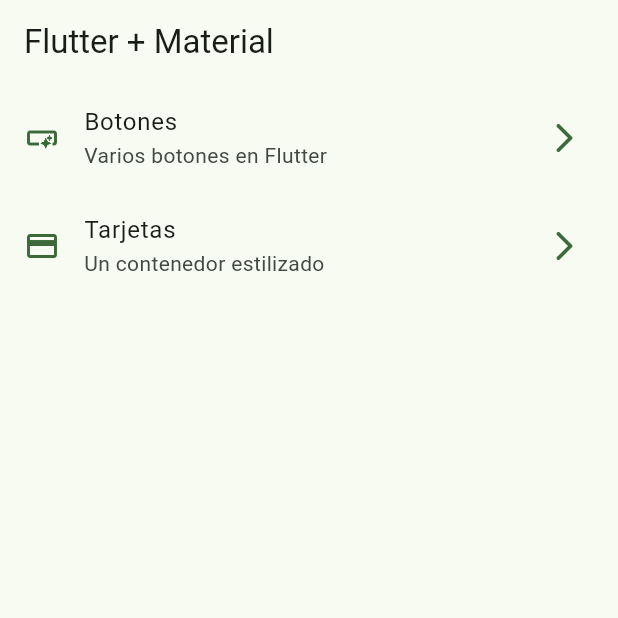
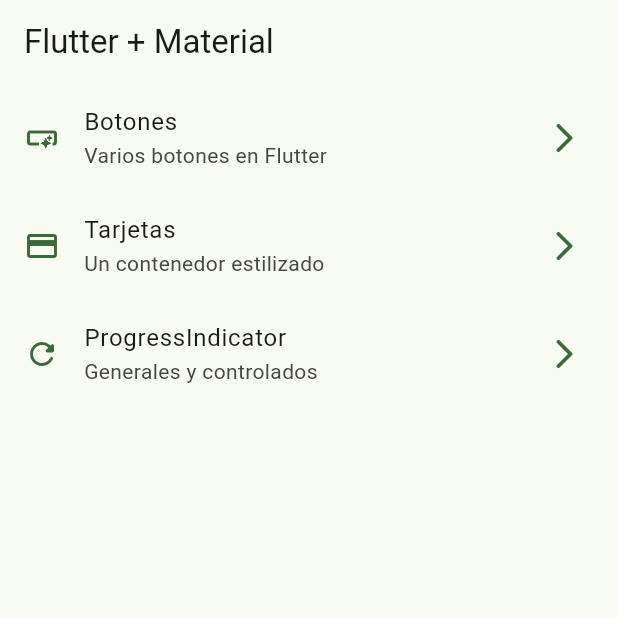
Before and after one commit to JeffersonCabello/widgets_app_flutter, a Flutter app: the screen it shows after launch, on a phone screen of 412 x 824 dp, the top half of it. Run offline on Flutter 3.47's test engine with Material 3 defaults, Android fonts, the phone set to English and light mode, and no system bars; our stand-ins replace go_router.

Commit message:
Progress indicator terminado

```diff
--- a/lib/config/menu/menu_item.dart
+++ b/lib/config/menu/menu_item.dart
@@ -23,5 +23,10 @@ const appMenuItems = <MenuItem>[
       title: "Tarjetas",
       subTitle: "Un contenedor estilizado",
       link: "/cards",
-      icon: Icons.credit_card)
+      icon: Icons.credit_card),
+  MenuItem(
+      title: "ProgressIndicator",
+      subTitle: "Generales y controlados",
+      link: "/progress",
+      icon: Icons.refresh_rounded)
 ];
--- a/lib/config/router/app_router.dart
+++ b/lib/config/router/app_router.dart
@@ -17,5 +17,10 @@ final appRouter = GoRouter(
         path: '/cards',
         name: CardsScreen.name,
         builder: (context, state) => const CardsScreen()),
+    GoRoute(
+      path: "/progress",
+      name: ProgressScreen.name,
+      builder: (context, state) => const ProgressScreen(),
+    )
   ],
 );
```
Also changed, not shown: lib/presentation/screens/progress/progress_screen.dart (+76 -1 lines).
